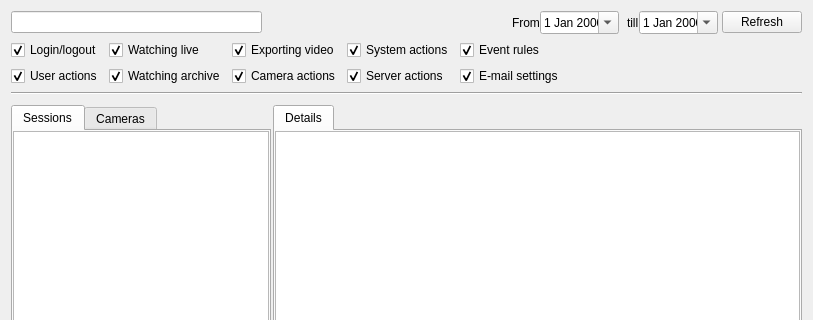
Qt form client/src/ui/dialogs/audit_log_dialog.ui (networkoptix/nx_open) before a commit; both pictures show x 0 to 813 and y 0 to 320 of the 813 by 719 pixel window.
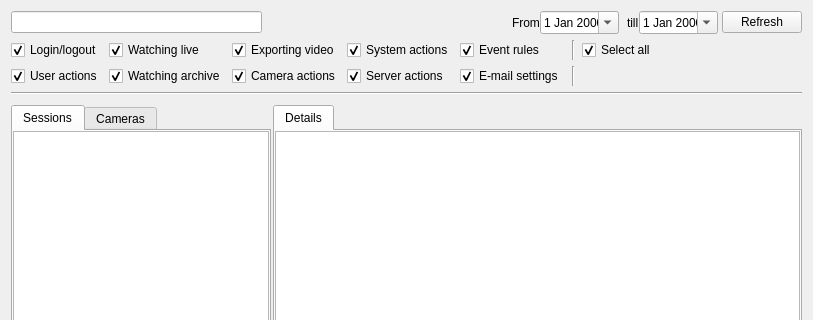
The same form after that commit. Custom widgets are drawn as their Qt base class.

Commit message:
(#VMS-313) - add select all for types
<==== Mercurial data ====>
Branch: prod_2.4.0

The edit to the form file:
```diff
--- a/client/src/ui/dialogs/audit_log_dialog.ui
+++ b/client/src/ui/dialogs/audit_log_dialog.ui
@@ -218,7 +218,7 @@
        </property>
       </widget>
      </item>
-     <item row="0" column="5">
+     <item row="0" column="7">
       <spacer name="horizontalSpacer_5">
        <property name="orientation">
         <enum>Qt::Horizontal</enum>
@@ -231,6 +231,48 @@
        </property>
       </spacer>
      </item>
+     <item row="0" column="6">
+      <widget class="QCheckBox" name="selectAllCheckBox">
+       <property name="text">
+        <string>Select all</string>
+       </property>
+       <property name="checked">
+        <bool>true</bool>
+       </property>
+      </widget>
+     </item>
+     <item row="0" column="5">
+      <widget class="Line" name="line_2">
+       <property name="minimumSize">
+        <size>
+         <width>6</width>
+         <height>0</height>
+        </size>
+       </property>
+       <property name="frameShadow">
+        <enum>QFrame::Sunken</enum>
+       </property>
+       <property name="lineWidth">
+        <number>1</number>
+       </property>
+       <property name="orientation">
+        <enum>Qt::Vertical</enum>
+       </property>
+      </widget>
+     </item>
+     <item row="1" column="5">
+      <widget class="Line" name="line_3">
+       <property name="minimumSize">
+        <size>
+         <width>6</width>
+         <height>0</height>
+        </size>
+       </property>
+       <property name="orientation">
+        <enum>Qt::Vertical</enum>
+       </property>
+      </widget>
+     </item>
     </layout>
    </item>
    <item>
```
The commit also changes 4 other files.
